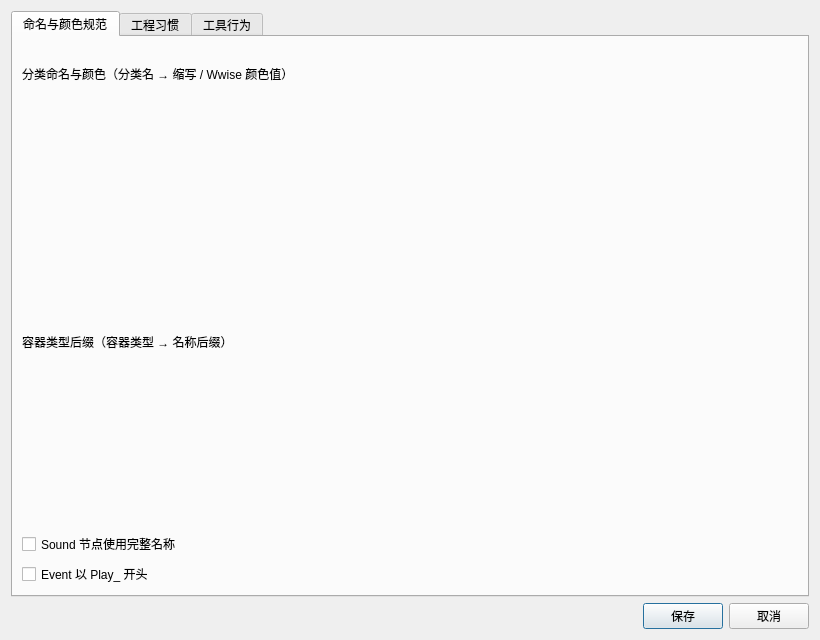
First picture: the form in ui/ProjectSettings.ui, repository victor647/WAAPI_Tools, before the edit.
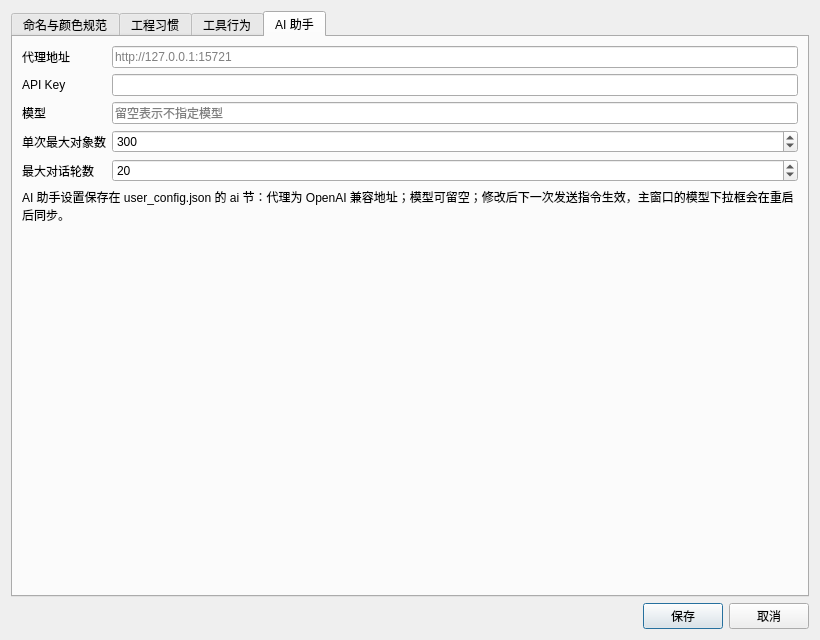
Second picture: the form after the edit. The open tabs and pages were chosen to show the change. Custom widgets are drawn as their Qt base class.

Commit message: UI改成从.ui文件生成，优化音频预览窗口

```diff
--- a/ui/ProjectSettings.ui
+++ b/ui/ProjectSettings.ui
@@ -206,6 +206,122 @@
        </item>
       </layout>
      </widget>
+     <widget class="QWidget" name="tabAi">
+      <attribute name="title">
+       <string>AI 助手</string>
+      </attribute>
+      <layout class="QVBoxLayout" name="tabAiLayout">
+       <item>
+        <layout class="QFormLayout" name="aiForm">
+         <item row="0" column="0">
+          <widget class="QLabel" name="lblAiProxy">
+           <property name="text">
+            <string>代理地址</string>
+           </property>
+          </widget>
+         </item>
+         <item row="0" column="1">
+          <widget class="QLineEdit" name="iptAiProxy">
+           <property name="placeholderText">
+            <string>http://127.0.0.1:15721</string>
+           </property>
+          </widget>
+         </item>
+         <item row="1" column="0">
+          <widget class="QLabel" name="lblAiApiKey">
+           <property name="text">
+            <string>API Key</string>
+           </property>
+          </widget>
+         </item>
+         <item row="1" column="1">
+          <widget class="QLineEdit" name="iptAiApiKey">
+           <property name="echoMode">
+            <enum>QLineEdit::Password</enum>
+           </property>
+          </widget>
+         </item>
+         <item row="2" column="0">
+          <widget class="QLabel" name="lblAiModel">
+           <property name="text">
+            <string>模型</string>
+           </property>
+          </widget>
+         </item>
+         <item row="2" column="1">
+          <widget class="QLineEdit" name="iptAiModel">
+           <property name="placeholderText">
+            <string>留空表示不指定模型</string>
+           </property>
+          </widget>
+         </item>
+         <item row="3" column="0">
+          <widget class="QLabel" name="lblAiMaxContext">
+           <property name="text">
+            <string>单次最大对象数</string>
+           </property>
+          </widget>
+         </item>
+         <item row="3" column="1">
+          <widget class="QSpinBox" name="spnAiMaxContext">
+           <property name="minimum">
+            <number>1</number>
+           </property>
+           <property name="maximum">
+            <number>10000</number>
+           </property>
+           <property name="value">
+            <number>300</number>
+           </property>
+          </widget>
+         </item>
+         <item row="4" column="0">
+          <widget class="QLabel" name="lblAiMaxTurns">
+           <property name="text">
+            <string>最大对话轮数</string>
+           </property>
+          </widget>
+         </item>
+         <item row="4" column="1">
+          <widget class="QSpinBox" name="spnAiMaxTurns">
+           <property name="minimum">
+            <number>1</number>
+           </property>
+           <property name="maximum">
+            <number>200</number>
+           </property>
+           <property name="value">
+            <number>20</number>
+           </property>
+          </widget>
+         </item>
+        </layout>
+       </item>
+       <item>
+        <widget class="QLabel" name="lblAiHint">
+         <property name="wordWrap">
+          <bool>true</bool>
+         </property>
+         <property name="text">
+          <string>AI 助手设置保存在 user_config.json 的 ai 节：代理为 OpenAI 兼容地址；模型可留空；修改后下一次发送指令生效，主窗口的模型下拉框会在重启后同步。</string>
+         </property>
+        </widget>
+       </item>
+       <item>
+        <spacer name="aiSpacer">
+         <property name="orientation">
+          <enum>Qt::Vertical</enum>
+         </property>
+         <property name="sizeHint" stdset="0">
+          <size>
+           <width>20</width>
+           <height>40</height>
+          </size>
+         </property>
+        </spacer>
+       </item>
+      </layout>
+     </widget>
     </widget>
    </item>
    <item>
```
The commit also changes 44 other files.
